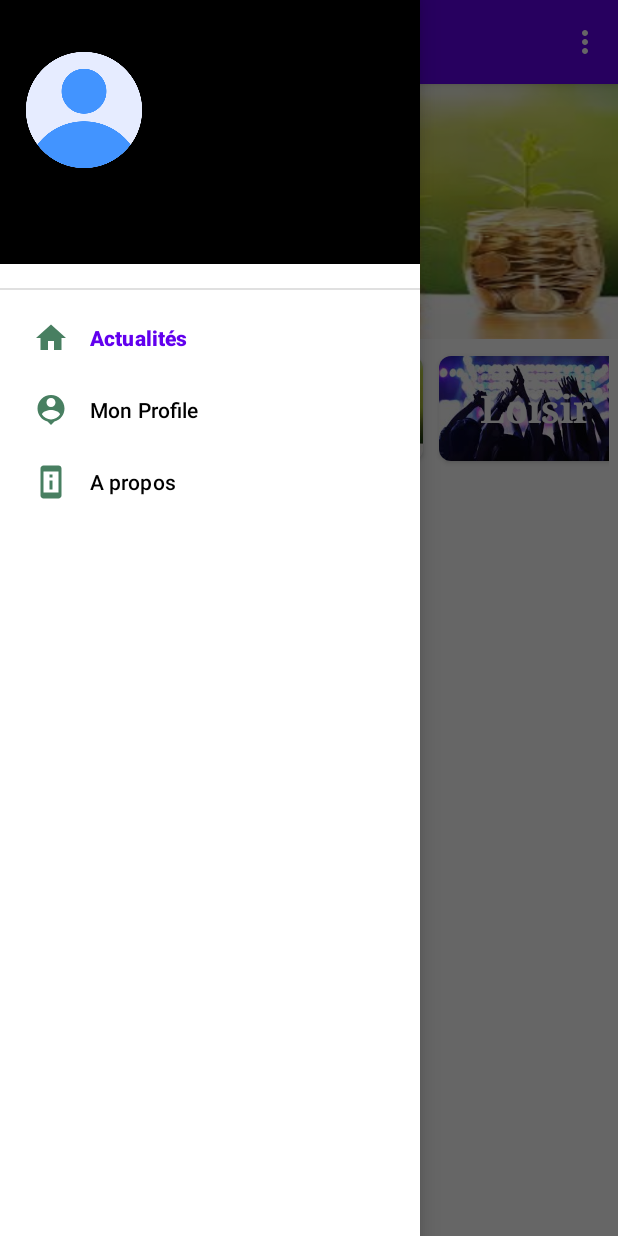
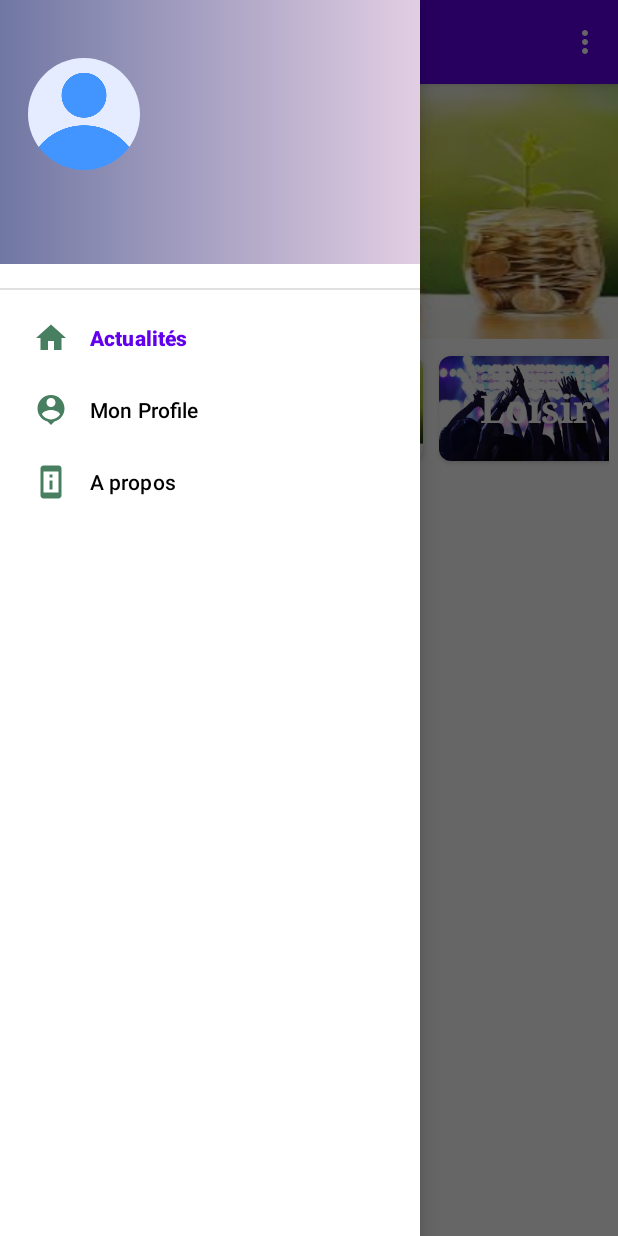
Before and after one commit to sokombe/zwa_news2_custom_api_with_volley_get_post-, an Android app: the screen it shows after launch once a user with an empty profile is signed in (MainActivity), with the side drawer open, on a phone screen of 412 x 824 dp. Run offline under Robolectric (Android 15) with nearby library versions, the light colour scheme and no system bars; our stand-ins replace AdMob, CircleImageView, Firebase (no records; nobody signed in at launch, a user with empty details on screens opened directly), Picasso, navigation-ui; pictures from the network do not load.

Commit message:
add prof
add prof

```diff
--- a/app/src/main/java/com/example/zwanews/MainActivity.java
+++ b/app/src/main/java/com/example/zwanews/MainActivity.java
@@ -119,8 +119,6 @@
         }
 
 
-       System.out.println("#######################################################");
-        System.out.println(auth.getCurrentUser().getPhotoUrl().toString());
     }
 
 
--- /dev/null
+++ b/app/src/main/res/drawable/bac_profile.xml
@@ -0,0 +1,11 @@
+<?xml version="1.0" encoding="utf-8"?>
+<shape xmlns:android="http://schemas.android.com/apk/res/android">
+    <gradient
+        android:startColor="#7077A3"
+        android:endColor="#E2CEE3"
+        >
+
+    </gradient>
+    <corners android:radius="00dp">
+    </corners>
+</shape>
--- a/app/src/main/res/layout/fragment_user_profile.xml
+++ b/app/src/main/res/layout/fragment_user_profile.xml
@@ -26,7 +26,7 @@
         <RelativeLayout
             android:layout_width="match_parent"
             android:layout_height="180dp"
-            android:background="@color/black"
+            android:background="@drawable/bac_profile"
             android:padding="20dp"
             >
 
--- a/app/src/main/res/layout/nav_header_main.xml
+++ b/app/src/main/res/layout/nav_header_main.xml
@@ -3,7 +3,7 @@
     xmlns:app="http://schemas.android.com/apk/res-auto"
     android:layout_width="match_parent"
     android:layout_height="@dimen/nav_header_height"
-    android:background="@color/black"
+    android:background="@drawable/bac_profile"
     android:gravity="bottom"
     android:orientation="vertical"
     android:paddingLeft="@dimen/activity_horizontal_margin"
@@ -12,12 +12,9 @@
     android:paddingBottom="@dimen/activity_vertical_margin"
     android:theme="@style/ThemeOverlay.AppCompat.Dark">
 
-    <View
-        android:layout_width="10dp"
-        android:layout_height="10dp"
-        />
 
     <de.hdodenhof.circleimageview.CircleImageView
+        android:paddingTop="5dp"
         android:id="@+id/imageView_profile_picture"
         android:layout_width="80dp"
         android:layout_height="80dp"
```
Also changed, not shown: app/src/main/java/com/example/zwanews/Models/Comments.java (line endings or trailing spaces), app/src/main/java/com/example/zwanews/ui/Login_and_splash/Splash.java (line endings or trailing spaces), 2 other files.
